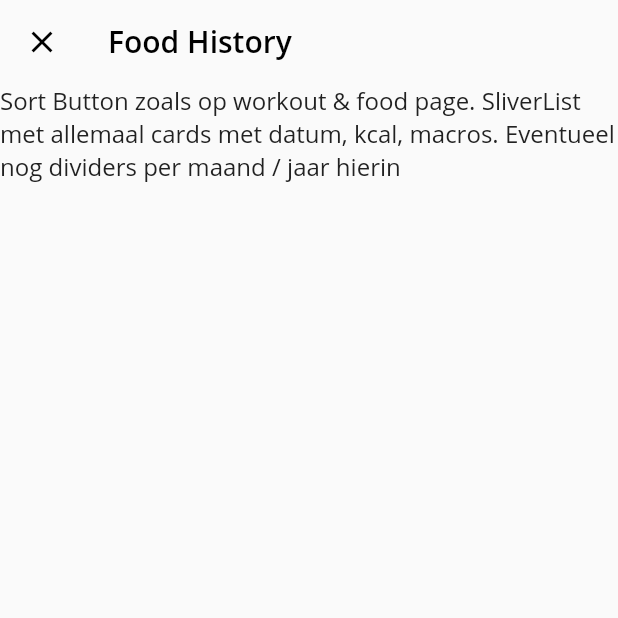
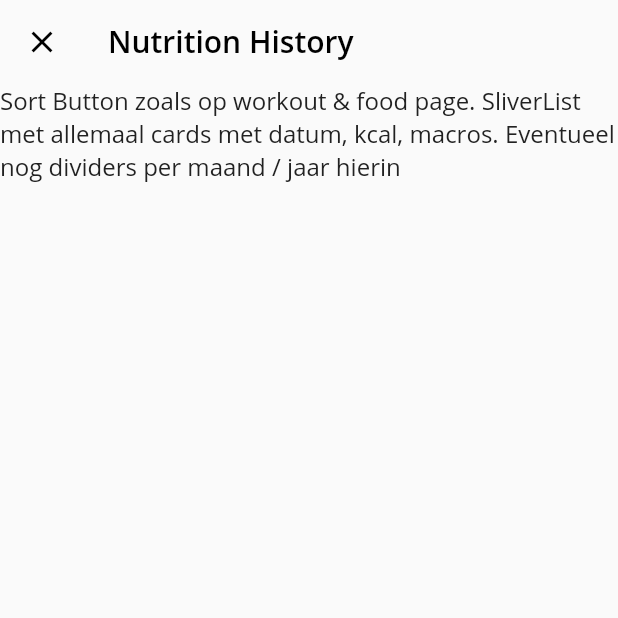
Before and after one commit to TomTruyen/Fitoryx, a Flutter app: the FoodHistoryPage screen opened directly, on a phone screen of 412 x 824 dp, the top half of it. Run offline on Flutter 3.47's test engine with Material 2 defaults, Android fonts, the phone set to English and light mode, and no system bars; our stand-ins replace file_picker, permission_handler, reorderables, sqflite, vibration; missing offline and left inert: encrypt, ext_storage; accounts and stored records are empty.

Commit message:
updated titles

```diff
--- a/FitTrack - SQFlite/fittrack/lib/screens/Wrapper.dart
+++ b/FitTrack - SQFlite/fittrack/lib/screens/Wrapper.dart
@@ -92,7 +92,7 @@ class _WrapperState extends State<Wrapper> {
           ),
           BottomNavigationBarItem(
             icon: Icon(Icons.restaurant_menu_outlined),
-            label: 'Food',
+            label: 'Nutrition',
           ),
         ],
       ),
--- a/FitTrack - SQFlite/fittrack/lib/screens/food/FoodAddPage.dart
+++ b/FitTrack - SQFlite/fittrack/lib/screens/food/FoodAddPage.dart
@@ -51,7 +51,7 @@ class _FoodAddPageState extends State<FoodAddPage> {
             floating: true,
             pinned: true,
             title: Text(
-              'Add Food',
+              'Add Nutrition',
               style: TextStyle(
                 color: Colors.black,
                 fontWeight: FontWeight.w600,
--- a/FitTrack - SQFlite/fittrack/lib/screens/food/FoodHistoryPage.dart
+++ b/FitTrack - SQFlite/fittrack/lib/screens/food/FoodHistoryPage.dart
@@ -13,7 +13,7 @@ class FoodHistoryPage extends StatelessWidget {
             floating: true,
             pinned: true,
             title: Text(
-              'Food History',
+              'Nutrition History',
               style: TextStyle(
                 color: Colors.black,
                 fontWeight: FontWeight.w600,
--- a/FitTrack - SQFlite/fittrack/lib/screens/food/FoodPage.dart
+++ b/FitTrack - SQFlite/fittrack/lib/screens/food/FoodPage.dart
@@ -57,7 +57,7 @@ class _FoodPageState extends State<FoodPage> {
             floating: true,
             pinned: true,
             title: Text(
-              'Food',
+              'Nutrition',
               style: TextStyle(
                 color: Colors.black,
                 fontWeight: FontWeight.w600,
```
